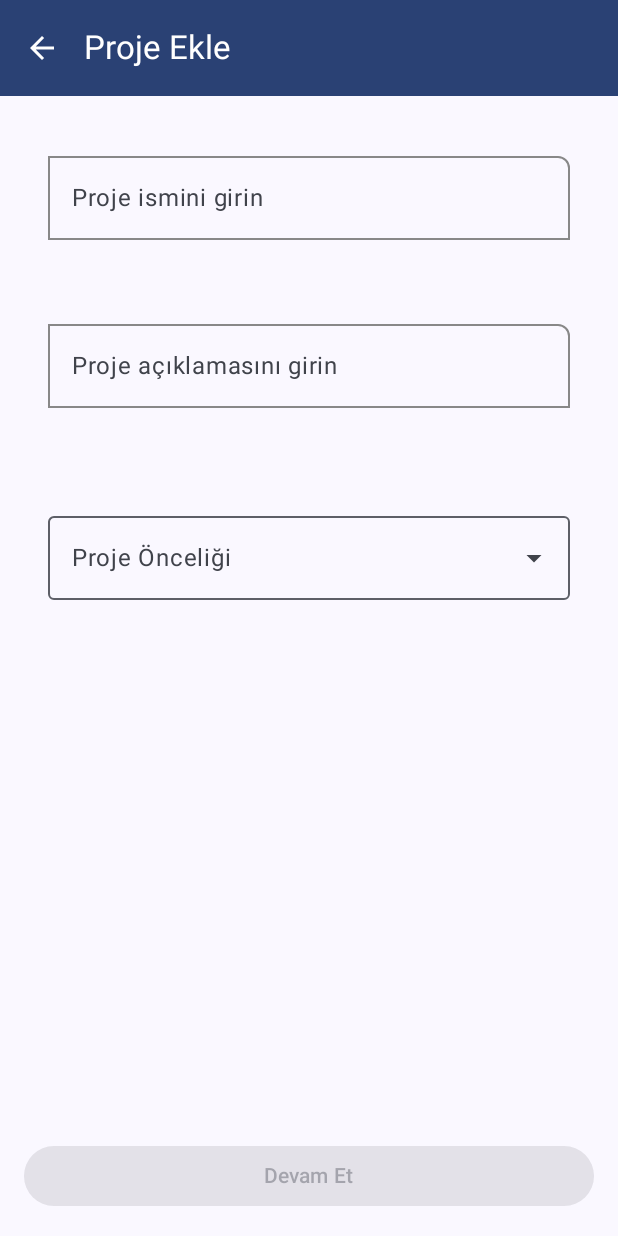
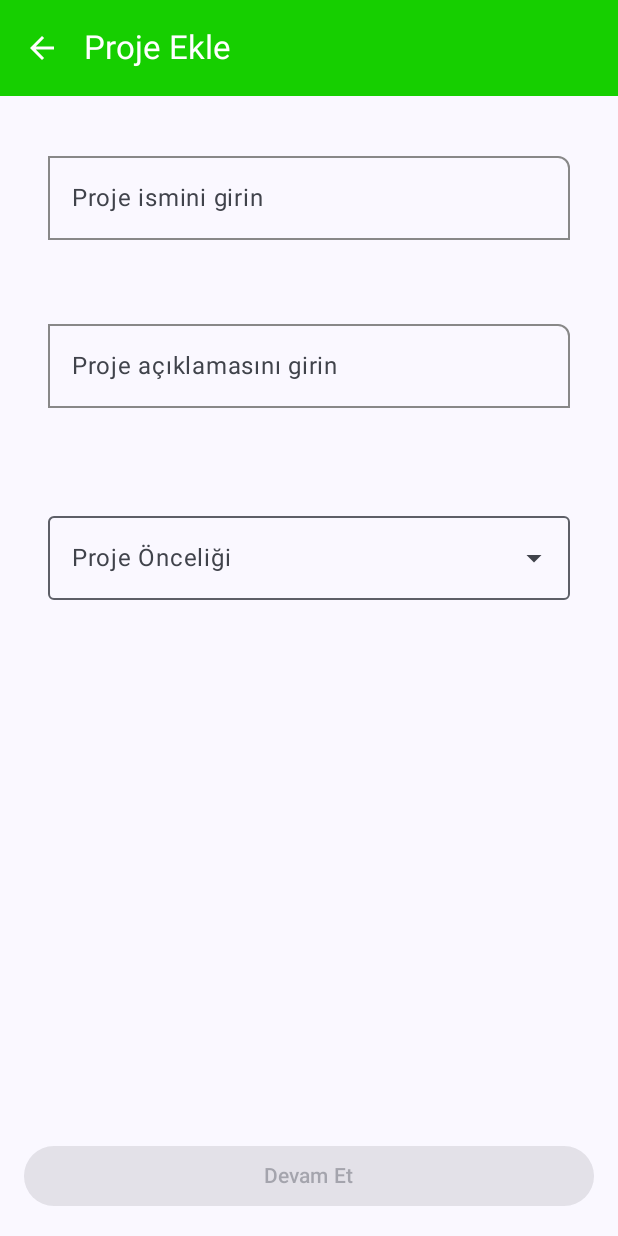
Before and after one commit to Ozan-Alcanoglu/ProjectManager, an Android app built with Jetpack Compose: the ProjectCreateScreen screen opened through its navigation route, on a phone screen of 412 x 824 dp. Run offline under Robolectric (Android 15) with nearby library versions, the phone set to English and light mode, and no system bars; our stand-ins replace Dagger/Hilt's generated code.

Commit message:
some files updated

```diff
--- a/app/src/main/java/com/ozan/kotlintodoproject/screens/ProjectCreateScreen.kt
+++ b/app/src/main/java/com/ozan/kotlintodoproject/screens/ProjectCreateScreen.kt
@@ -49,7 +49,7 @@ fun ProjectCreateScreen(
                     }
                 },
                 colors = TopAppBarDefaults.topAppBarColors(
-                    containerColor = MaterialTheme.colorScheme.primary,
+                    containerColor = Color(0xFF16CF00), // Light green color
                     titleContentColor = Color.White,
                     actionIconContentColor = Color.White
                 )
@@ -136,7 +136,8 @@ fun ProjectCreateScreen(
                 navController.navigate("project_detail")
                 },
                 enabled = isFormValid,
-                modifier = Modifier.fillMaxSize()
+                modifier = Modifier.fillMaxSize(),
+                colors = ButtonDefaults.buttonColors(containerColor = Color(0xFF16CF00))
             ) {
                 Text("Devam Et")
             }
--- a/app/src/main/java/com/ozan/kotlintodoproject/screens/ProjectDetailScreen.kt
+++ b/app/src/main/java/com/ozan/kotlintodoproject/screens/ProjectDetailScreen.kt
@@ -20,6 +20,7 @@ import androidx.compose.material.icons.filled.Add
 import androidx.compose.material.icons.filled.ArrowBack
 import androidx.compose.material.icons.filled.ArrowRight
 import androidx.compose.material3.Button
+import androidx.compose.material3.ButtonDefaults
 import androidx.compose.material3.Card
 import androidx.compose.material3.CardDefaults
 import androidx.compose.material3.ExperimentalMaterial3Api
@@ -220,7 +221,7 @@ fun ProjectDetail(
                     }
                 },
                 colors = TopAppBarDefaults.topAppBarColors(
-                    containerColor = MaterialTheme.colorScheme.primary,
+                    containerColor = Color(0xFF16CF00), // Light green color
                     titleContentColor = Color.White,
                     actionIconContentColor = Color.White
                 )
@@ -345,7 +346,8 @@ fun ProjectDetail(
                 },
                 modifier = Modifier
                     .fillMaxWidth()
-                    .padding(vertical = 16.dp, horizontal = 16.dp)
+                    .padding(vertical = 16.dp, horizontal = 16.dp),
+                colors = ButtonDefaults.buttonColors(containerColor = Color(0xFF16CF00))
             ) {
                 Text("Kaydet")
             }
--- a/app/src/main/java/com/ozan/kotlintodoproject/screens/ProjectListScreen.kt
+++ b/app/src/main/java/com/ozan/kotlintodoproject/screens/ProjectListScreen.kt
@@ -72,7 +72,7 @@ fun ProjectListScreen(
                     }
                 },
                 colors = TopAppBarDefaults.topAppBarColors(
-                    containerColor = MaterialTheme.colorScheme.primary,
+                    containerColor = Color(0xFF16CF00), // Light green color
                     titleContentColor = Color.White,
                     actionIconContentColor = Color.White
                 )
@@ -244,9 +244,9 @@ fun ProjectCard(
                     .clip(RoundedCornerShape(8.dp))
                     .background(
                         when (project.priority) {
-                            2 -> Color(0xFFFF6B6B)
+                            2 -> Color(0xFFD21400)
                             1 -> Color(0xFFFFD166)
-                            else -> Color(0xFF06D6A0)
+                            else -> Color(0xFF76FF03)
                         }
                     )
                     .padding(horizontal = 8.dp, vertical = 4.dp)
--- a/app/src/main/java/com/ozan/kotlintodoproject/screens/UpdateProjectDetailScreen.kt
+++ b/app/src/main/java/com/ozan/kotlintodoproject/screens/UpdateProjectDetailScreen.kt
@@ -61,7 +61,7 @@ fun UpdateProjectDetail(
                     }
                 },
                 colors = TopAppBarDefaults.topAppBarColors(
-                    containerColor = MaterialTheme.colorScheme.primary,
+                    containerColor = Color(0xFF76FF03), // Light green color
                     titleContentColor = Color.White,
                     actionIconContentColor = Color.White
                 )
--- a/app/src/main/java/com/ozan/kotlintodoproject/ui/components/ProjectItem.kt
+++ b/app/src/main/java/com/ozan/kotlintodoproject/ui/components/ProjectItem.kt
@@ -126,7 +126,7 @@ fun ProjectItem(
             Text(
                 text = "${(project.progress * 100).toInt()}% Tamamlandı",
                 style = MaterialTheme.typography.labelSmall,
-                color = MaterialTheme.colorScheme.primary
+                color = Color(0xFF76FF03) // Light green color
             )
         }
     }
```
Also changed, not shown: app/src/main/java/com/ozan/kotlintodoproject/screens/UpdateProjectScreen.kt (+6 -4 lines).
